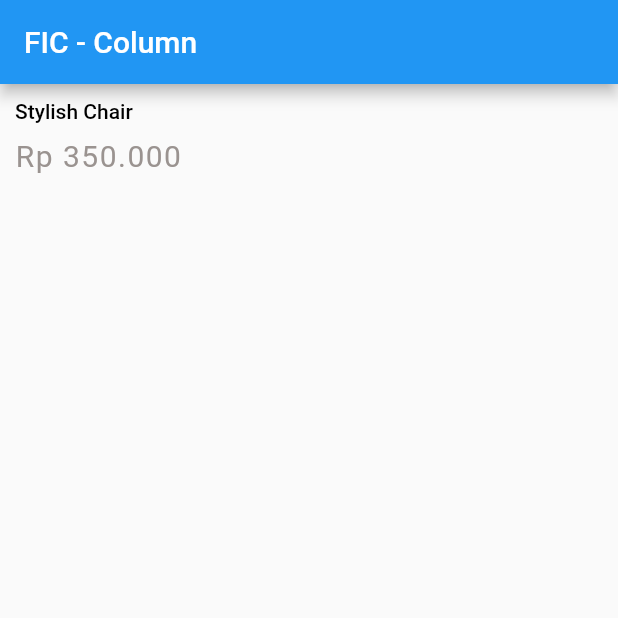
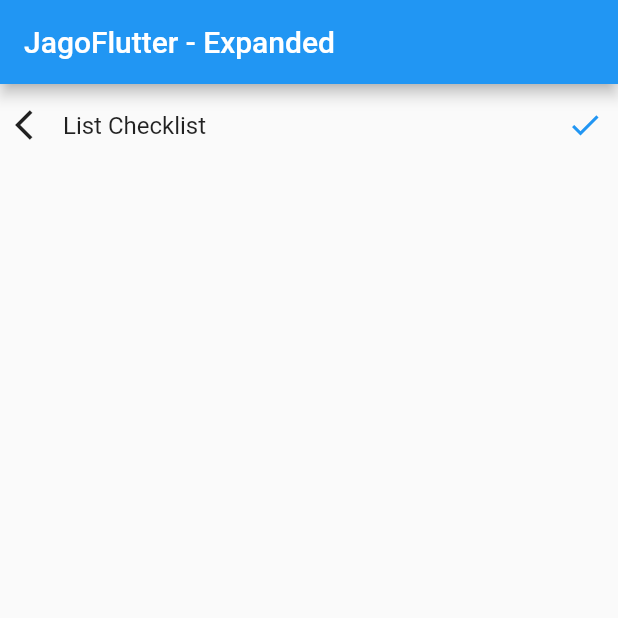
Before and after one commit to fesaworld/fic4_flutter_widgets_challenges, a Flutter app: the screen it shows after launch, on a phone screen of 412 x 824 dp, the top half of it. Run offline on Flutter 3.47's test engine with Material 2 defaults, Android fonts, the light colour scheme and no system bars.

Commit message:
basic widget - basic_layout - expanded_widget

```diff
--- a/lib/main.dart
+++ b/lib/main.dart
@@ -3,6 +3,7 @@
 import 'package:fic4_flutter_widgets_challenges/tugas/basic_layout/aspect_ratio_widget.dart';
 import 'package:fic4_flutter_widgets_challenges/tugas/basic_layout/center_widget.dart';
 import 'package:fic4_flutter_widgets_challenges/tugas/basic_layout/column_widget.dart';
+import 'package:fic4_flutter_widgets_challenges/tugas/basic_layout/expanded_widget.dart';
 import 'package:flutter/material.dart';
 
 void main() {
@@ -24,7 +25,8 @@
       // home: FormWidget(),
       // home: const AspectRatioWidget(),
       // home: const CenterWidget(),
-      home: const ColumnWidget(),
+      // home: const ColumnWidget(),
+      home: const ExpandedWidget(),
     );
   }
 }
--- /dev/null
+++ b/lib/tugas/basic_layout/expanded_widget.dart
@@ -0,0 +1,39 @@
+import 'package:flutter/material.dart';
+
+class ExpandedWidget extends StatelessWidget {
+  const ExpandedWidget({Key? key}) : super(key: key);
+
+  @override
+  Widget build(BuildContext context) {
+    return Scaffold(
+      appBar: AppBar(
+        title: const Text('JagoFlutter - Expanded'),
+      ),
+      body: Container(
+        padding: const EdgeInsets.all(10.0),
+        child: Column(
+          children: [
+            Row(
+              children: const [
+                Icon(Icons.arrow_back_ios),
+                Expanded(
+                  child: Padding(
+                    padding: EdgeInsets.all(8.0),
+                    child: Text(
+                      'List Checklist',
+                      style: TextStyle(fontSize: 16),
+                    ),
+                  ),
+                ),
+                Icon(
+                  Icons.check,
+                  color: Colors.blue,
+                )
+              ],
+            ),
+          ],
+        ),
+      ),
+    );
+  }
+}
```
